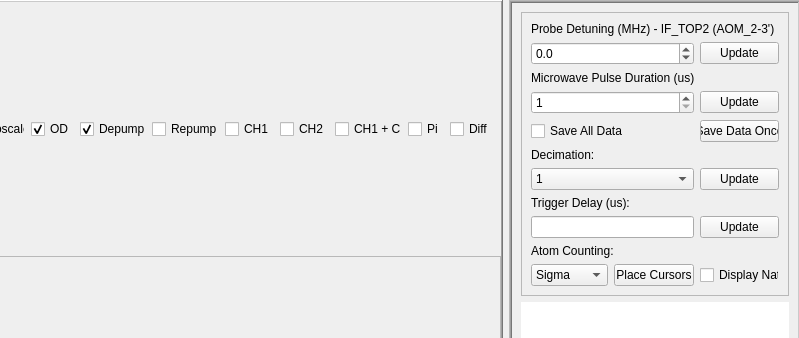
This is widgets/MWSpectro/gui.ui in JeremyQO/GUI-Experiment as Qt 5 draws it before an edit; both pictures show x 509 to 1308 and y 0 to 338 of the 1308 by 753 pixel window. The edited form follows.
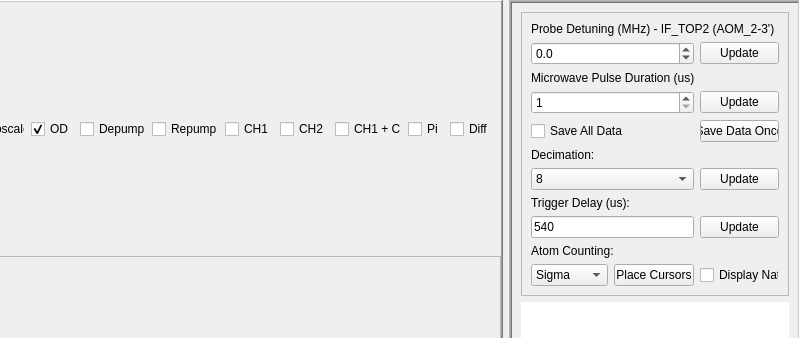
This is the edited form.

What changed in the file:
```diff
--- a/widgets/MWSpectro/gui.ui
+++ b/widgets/MWSpectro/gui.ui
@@ -158,7 +158,7 @@
             <string>Depump</string>
            </property>
            <property name="checked">
-            <bool>true</bool>
+            <bool>false</bool>
            </property>
           </widget>
          </item>
@@ -423,7 +423,7 @@
             <item row="6" column="1" colspan="2">
              <widget class="QComboBox" name="comboBox_decimation">
               <property name="currentIndex">
-               <number>0</number>
+               <number>1</number>
               </property>
               <item>
                <property name="text">
@@ -458,7 +458,11 @@
              </widget>
             </item>
             <item row="9" column="1" colspan="2">
-             <widget class="QLineEdit" name="lineEdit_triggerDelay"/>
+             <widget class="QLineEdit" name="lineEdit_triggerDelay">
+              <property name="text">
+               <string>540</string>
+              </property>
+             </widget>
             </item>
             <item row="1" column="1" colspan="2">
              <widget class="QDoubleSpinBox" name="doubleSpinBox_frequency">
```
